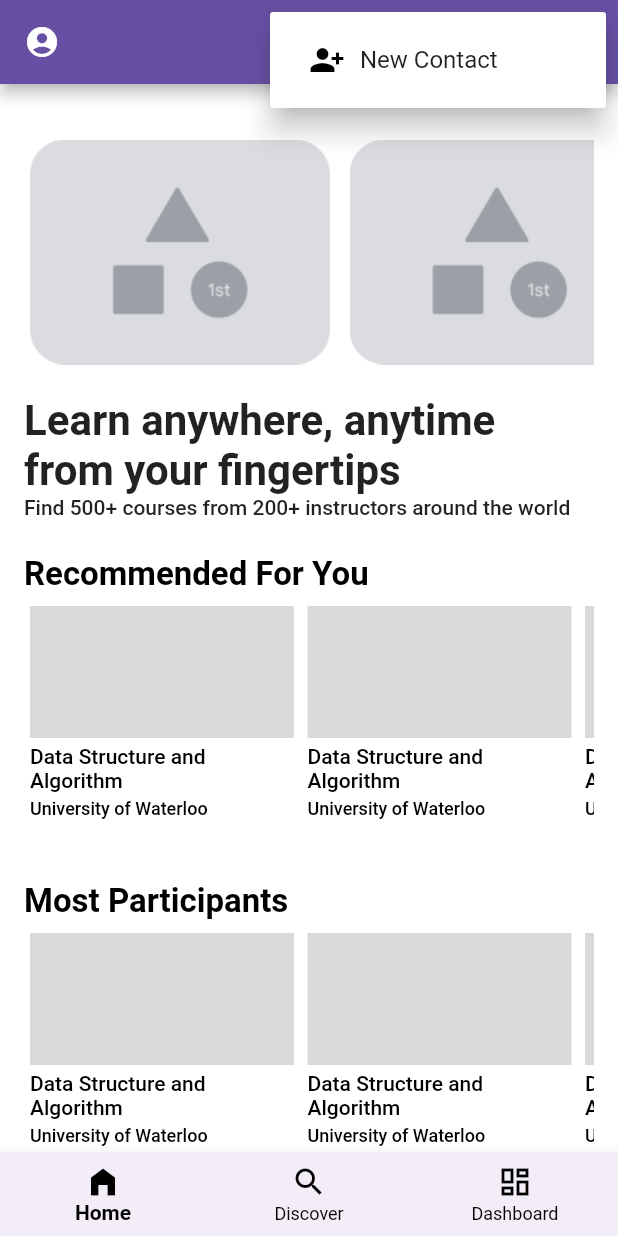
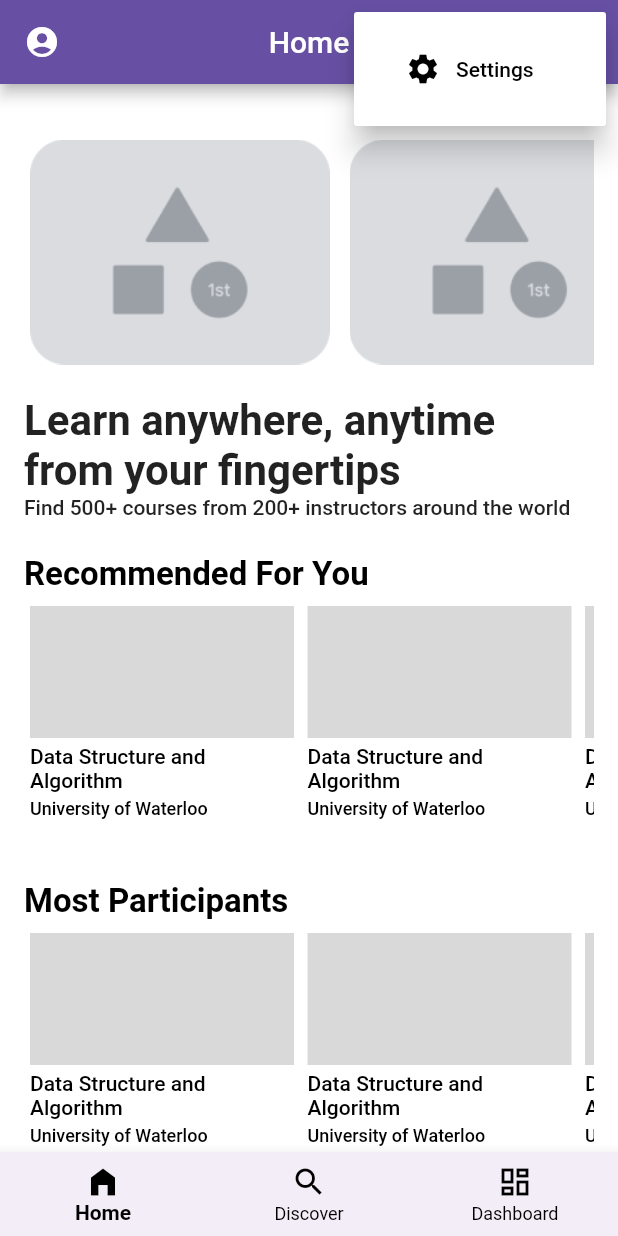
Before and after one commit to Three-Musketeers-IF-C-Sore/course-app-mobile, a Flutter app: the BasePage screen opened directly, after a tap on the "menu" icon, on a phone screen of 412 x 824 dp. Run offline on Flutter 3.47's test engine with Material 2 defaults, Android fonts, the phone set to English and light mode, and no system bars; our stand-ins replace font_awesome_flutter, image_picker; missing offline and left inert: indexed; Roboto replaces fonts that are missing (Playfair Display, Plus Jakarta Sans).

Commit message:
add setting menu

```diff
--- a/lib/screens/base_screen.dart
+++ b/lib/screens/base_screen.dart
@@ -3,6 +3,7 @@ import 'package:bp/screens/dashboard_screen.dart';
 import 'package:bp/screens/discover_screen.dart';
 import 'package:bp/screens/home_screen.dart';
 import 'package:bp/screens/profile_screen.dart';
+import 'package:bp/screens/setting_screen.dart';
 import 'package:bp/theme/colors.dart';
 import 'package:flutter/material.dart';
 import 'package:provider/provider.dart';
@@ -15,7 +16,6 @@ class BasePage extends StatefulWidget {
 }
 
 class _BasePageState extends State<BasePage> {
-
     int _selectedIndex = 0;
 
     void _onItemTapped(int index) {
@@ -67,19 +67,35 @@ class _BasePageState extends State<BasePage> {
             itemBuilder: (BuildContext context) {
               return [
                 PopupMenuItem(
-                  value: "add",
-                  child: Container(
-                    padding: const EdgeInsets.all(10),
-                    child: Row(children: const [
-                      Icon(
-                        Icons.person_add_alt_1,
-                        color: Colors.black,
+                  child: TextButton(
+                    onPressed: () {
+                      Navigator.push(
+                        context,
+                        MaterialPageRoute(
+                          builder: (context) => const SettingPage()
+                        )
+                      );
+                    },
+                    child: Container(
+                      padding: const EdgeInsets.all(10),
+                        child: Row(
+                          children: const [
+                            Icon(
+                              Icons.settings,
+                              color: Colors.black,
+                            ),
+                            Padding(padding: EdgeInsets.only(left: 10)),
+                            Text(
+                              'Settings',
+                              style: TextStyle(
+                                color: Colors.black,
+                              ),
+                            ),
+                          ]
+                        ),
                       ),
-                      Padding(padding: EdgeInsets.only(left: 10)),
-                      Text('New Contact'),
-                    ]),
                   ),
-                )
+                ),
               ];
             },
             onSelected: (value) {
```
